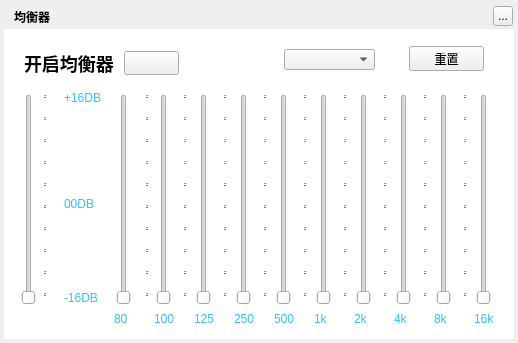
Before: the Qt Designer form TTKModule/TTKWidget/musicUiKits/musicWidgetKits/musicequalizerdialog.ui in Greedysky/TTKMusicPlayer, drawn with Qt 5.
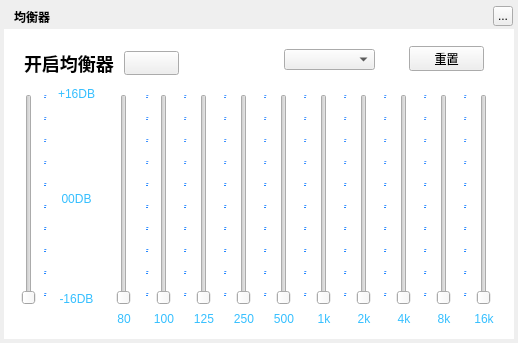
After: the same form once the commit is applied. Custom widgets are drawn as their Qt base class.

```diff
--- a/TTKModule/TTKWidget/musicUiKits/musicWidgetKits/musicequalizerdialog.ui
+++ b/TTKModule/TTKWidget/musicUiKits/musicWidgetKits/musicequalizerdialog.ui
@@ -418,28 +418,12 @@
     <string>&lt;html&gt;&lt;head/&gt;&lt;body&gt;&lt;p&gt;&lt;span style=&quot; font-size:6pt; font-weight:600; text-decoration: underline; color:#3d91ff;&quot;&gt;-&lt;/span&gt;&lt;/p&gt;&lt;p&gt;&lt;span style=&quot; font-size:6pt; font-weight:600; text-decoration: underline; color:#3d91ff;&quot;&gt;-&lt;/span&gt;&lt;/p&gt;&lt;p&gt;&lt;span style=&quot; font-size:6pt; font-weight:600; text-decoration: underline; color:#3d91ff;&quot;&gt;-&lt;/span&gt;&lt;/p&gt;&lt;p&gt;&lt;span style=&quot; font-size:6pt; font-weight:600; text-decoration: underline; color:#3d91ff;&quot;&gt;-&lt;/span&gt;&lt;/p&gt;&lt;p&gt;&lt;span style=&quot; font-size:6pt; font-weight:600; text-decoration: underline; color:#2587ff;&quot;&gt;-&lt;/span&gt;&lt;/p&gt;&lt;p&gt;&lt;span style=&quot; font-size:6pt; font-weight:600; text-decoration: underline; color:#2587ff;&quot;&gt;-&lt;/span&gt;&lt;/p&gt;&lt;p&gt;&lt;span style=&quot; font-size:6pt; font-weight:600; text-decoration: underline; color:#2587ff;&quot;&gt;-&lt;/span&gt;&lt;/p&gt;&lt;p&gt;&lt;span style=&quot; font-size:6pt; font-weight:600; text-decoration: underline; color:#2587ff;&quot;&gt;-&lt;/span&gt;&lt;/p&gt;&lt;p&gt;&lt;span style=&quot; font-size:6pt; font-weight:600; text-decoration: underline; color:#2587ff;&quot;&gt;-&lt;/span&gt;&lt;/p&gt;&lt;p&gt;&lt;span style=&quot; font-size:6pt; font-weight:600; text-decoration: underline; color:#2587ff;&quot;&gt;-&lt;/span&gt;&lt;/p&gt;&lt;p&gt;&lt;span style=&quot; font-size:6pt; font-weight:600; text-decoration: underline; color:#2587ff;&quot;&gt;-&lt;/span&gt;&lt;/p&gt;&lt;/body&gt;&lt;/html&gt;</string>
    </property>
   </widget>
-  <widget class="QLabel" name="showPerArea_21">
-   <property name="geometry">
-    <rect>
-     <x>64</x>
-     <y>68</y>
-     <width>41</width>
-     <height>261</height>
-    </rect>
-   </property>
-   <property name="styleSheet">
-    <string notr="true">color: rgb(230,115,0);</string>
-   </property>
-   <property name="text">
-    <string>&lt;html&gt;&lt;head/&gt;&lt;body&gt;&lt;p&gt;&lt;span style=&quot; color:#35bfff;&quot;&gt;+16DB&lt;/span&gt;&lt;/p&gt;&lt;p&gt;&lt;span style=&quot; color:#35bfff;&quot;&gt;&lt;br/&gt;&lt;/span&gt;&lt;/p&gt;&lt;p&gt;&lt;span style=&quot; color:#35bfff;&quot;&gt;&lt;br/&gt;&lt;/span&gt;&lt;/p&gt;&lt;p&gt;&lt;span style=&quot; color:#35bfff;&quot;&gt;00DB&lt;br/&gt;&lt;/span&gt;&lt;/p&gt;&lt;p&gt;&lt;span style=&quot; color:#35bfff;&quot;&gt;&lt;br/&gt;&lt;br/&gt;&lt;/span&gt;&lt;/p&gt;&lt;p&gt;&lt;span style=&quot; color:#35bfff;&quot;&gt;-16DB&lt;/span&gt;&lt;/p&gt;&lt;/body&gt;&lt;/html&gt;</string>
-   </property>
-  </widget>
   <widget class="QLabel" name="showPerArea_22">
    <property name="geometry">
     <rect>
-     <x>114</x>
+     <x>109</x>
      <y>309</y>
-     <width>20</width>
+     <width>30</width>
      <height>20</height>
     </rect>
    </property>
@@ -449,13 +433,16 @@
    <property name="text">
     <string>80</string>
    </property>
+   <property name="alignment">
+    <set>Qt::AlignCenter</set>
+   </property>
   </widget>
   <widget class="QLabel" name="showPerArea_23">
    <property name="geometry">
     <rect>
-     <x>154</x>
+     <x>149</x>
      <y>309</y>
-     <width>20</width>
+     <width>30</width>
      <height>20</height>
     </rect>
    </property>
@@ -465,13 +452,16 @@
    <property name="text">
     <string>100</string>
    </property>
+   <property name="alignment">
+    <set>Qt::AlignCenter</set>
+   </property>
   </widget>
   <widget class="QLabel" name="showPerArea_24">
    <property name="geometry">
     <rect>
-     <x>194</x>
+     <x>189</x>
      <y>309</y>
-     <width>20</width>
+     <width>30</width>
      <height>20</height>
     </rect>
    </property>
@@ -481,13 +471,16 @@
    <property name="text">
     <string>125</string>
    </property>
+   <property name="alignment">
+    <set>Qt::AlignCenter</set>
+   </property>
   </widget>
   <widget class="QLabel" name="showPerArea_25">
    <property name="geometry">
     <rect>
-     <x>234</x>
+     <x>229</x>
      <y>309</y>
-     <width>20</width>
+     <width>30</width>
      <height>20</height>
     </rect>
    </property>
@@ -497,13 +490,16 @@
    <property name="text">
     <string>250</string>
    </property>
+   <property name="alignment">
+    <set>Qt::AlignCenter</set>
+   </property>
   </widget>
   <widget class="QLabel" name="showPerArea_26">
    <property name="geometry">
     <rect>
-     <x>274</x>
+     <x>269</x>
      <y>309</y>
-     <width>20</width>
+     <width>30</width>
      <height>20</height>
     </rect>
    </property>
@@ -513,13 +509,16 @@
    <property name="text">
     <string>500</string>
    </property>
+   <property name="alignment">
+    <set>Qt::AlignCenter</set>
+   </property>
   </widget>
   <widget class="QLabel" name="showPerArea_27">
    <property name="geometry">
     <rect>
-     <x>314</x>
+     <x>309</x>
      <y>309</y>
-     <width>20</width>
+     <width>30</width>
      <height>20</height>
     </rect>
    </property>
@@ -529,13 +528,16 @@
    <property name="text">
     <string>1k</string>
    </property>
+   <property name="alignment">
+    <set>Qt::AlignCenter</set>
+   </property>
   </widget>
   <widget class="QLabel" name="showPerArea_28">
    <property name="geometry">
     <rect>
-     <x>354</x>
+     <x>349</x>
      <y>309</y>
-     <width>20</width>
+     <width>30</width>
      <height>20</height>
     </rect>
    </property>
@@ -545,13 +547,16 @@
    <property name="text">
     <string>2k</string>
    </property>
+   <property name="alignment">
+    <set>Qt::AlignCenter</set>
+   </property>
   </widget>
   <widget class="QLabel" name="showPerArea_29">
    <property name="geometry">
     <rect>
-     <x>394</x>
+     <x>389</x>
      <y>309</y>
-     <width>20</width>
+     <width>30</width>
      <height>20</height>
     </rect>
    </property>
@@ -561,13 +566,16 @@
    <property name="text">
     <string>4k</string>
    </property>
+   <property name="alignment">
+    <set>Qt::AlignCenter</set>
+   </property>
   </widget>
   <widget class="QLabel" name="showPerArea_30">
    <property name="geometry">
     <rect>
-     <x>434</x>
+     <x>429</x>
      <y>309</y>
-     <width>20</width>
+     <width>30</width>
      <height>20</height>
     </rect>
    </property>
@@ -577,13 +585,16 @@
    <property name="text">
     <string>8k</string>
    </property>
+   <property name="alignment">
+    <set>Qt::AlignCenter</set>
+   </property>
   </widget>
   <widget class="QLabel" name="showPerArea_31">
    <property name="geometry">
     <rect>
-     <x>474</x>
+     <x>469</x>
      <y>309</y>
-     <width>20</width>
+     <width>30</width>
      <height>20</height>
     </rect>
    </property>
@@ -593,6 +604,9 @@
    <property name="text">
     <string>16k</string>
    </property>
+   <property name="alignment">
+    <set>Qt::AlignCenter</set>
+   </property>
   </widget>
   <widget class="QWidget" name="backgroundMask" native="true">
    <property name="geometry">
@@ -606,6 +620,63 @@
    <property name="styleSheet">
     <string notr="true">background:white;</string>
    </property>
+   <widget class="QLabel" name="showPerArea_32">
+    <property name="geometry">
+     <rect>
+      <x>50</x>
+      <y>55</y>
+      <width>45</width>
+      <height>20</height>
+     </rect>
+    </property>
+    <property name="styleSheet">
+     <string notr="true">color:#35bfff;</string>
+    </property>
+    <property name="text">
+     <string>+16DB</string>
+    </property>
+    <property name="alignment">
+     <set>Qt::AlignCenter</set>
+    </property>
+   </widget>
+   <widget class="QLabel" name="showPerArea_33">
+    <property name="geometry">
+     <rect>
+      <x>50</x>
+      <y>160</y>
+      <width>45</width>
+      <height>20</height>
+     </rect>
+    </property>
+    <property name="styleSheet">
+     <string notr="true">color:#35bfff;</string>
+    </property>
+    <property name="text">
+     <string>00DB</string>
+    </property>
+    <property name="alignment">
+     <set>Qt::AlignCenter</set>
+    </property>
+   </widget>
+   <widget class="QLabel" name="showPerArea_34">
+    <property name="geometry">
+     <rect>
+      <x>50</x>
+      <y>260</y>
+      <width>45</width>
+      <height>20</height>
+     </rect>
+    </property>
+    <property name="styleSheet">
+     <string notr="true">color:#35bfff;</string>
+    </property>
+    <property name="text">
+     <string>-16DB</string>
+    </property>
+    <property name="alignment">
+     <set>Qt::AlignCenter</set>
+    </property>
+   </widget>
   </widget>
   <zorder>background</zorder>
   <zorder>backgroundMask</zorder>
```
Left out of the diff: 1 changed line with no effect on the pictures.
